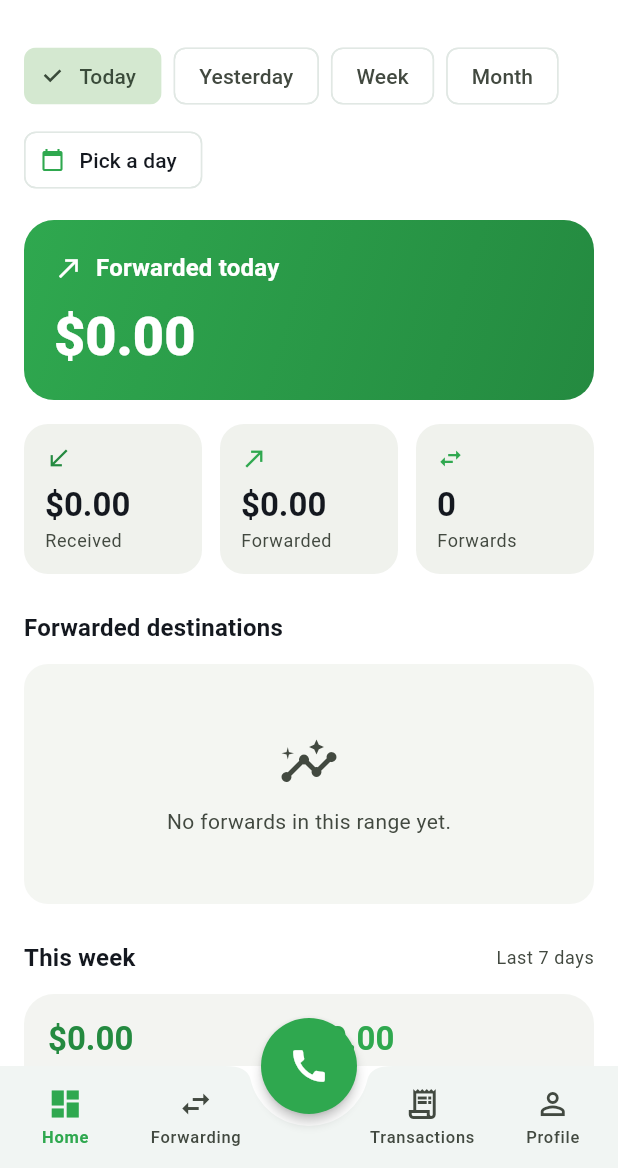
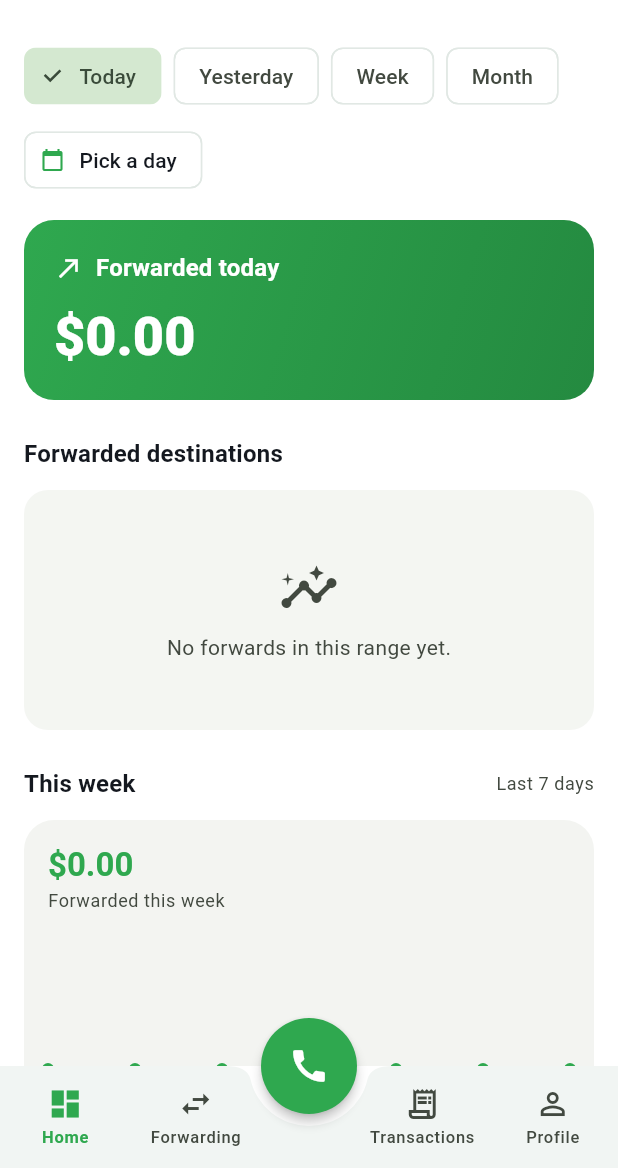
Before and after one commit to zamawade1-ctrl/ExawilMonoRepo, a Flutter app: the HomeShell screen opened directly, on a phone screen of 412 x 824 dp, the part 68-1236 px from its top. Run offline on Flutter 3.47's test engine with Material 3 defaults, Android fonts, the phone set to English and light mode, and no system bars; our stand-ins replace device_info_plus, dio, flutter_riverpod, flutter_secure_storage, go_router, open_filex and 4 more; missing offline and left inert: flutter_phone_direct_caller; accounts and stored records are empty; network calls fail; Roboto replaces fonts that are missing (TT Norms Pro).

Commit message:
dashboard: drop the received/forwarded/failed stat row + weekly received
Simplify the dashboard to lead with forwarding only:
- remove the three-tile stat row (Received / Forwarded / N failed);
  the big "Forwarded today" hero is now the only headline figure.
- in the "This week" card, drop the "Received this week" stat and keep
  only "Forwarded this week" (the line chart already plotted forwarded).

Bump to 1.0.6+7.

Co-Authored-By: Claude Opus 4.8 <noreply@anthropic.com>

```diff
--- a/moneyexchange_app/lib/features/dashboard/presentation/dashboard_screen.dart
+++ b/moneyexchange_app/lib/features/dashboard/presentation/dashboard_screen.dart
@@ -34,8 +34,6 @@ class DashboardScreen extends ConsumerWidget {
           const _RangeSelector(),
           const SizedBox(height: 16),
           _TodayForwardedHero(amount: data.todayForwarded),
-          const SizedBox(height: 16),
-          _StatRow(data: data),
           const SizedBox(height: 24),
           _SectionTitle(
             'Forwarded destinations',
@@ -182,97 +180,6 @@ class _TodayForwardedHero extends StatelessWidget {
   }
 }
 
-class _StatRow extends StatelessWidget {
-  const _StatRow({required this.data});
-
-  final DashboardData data;
-
-  @override
-  Widget build(BuildContext context) {
-    final theme = Theme.of(context);
-    return Row(
-      children: [
-        Expanded(
-          child: _StatTile(
-            label: 'Received',
-            value: _money.format(data.rangeReceived),
-            icon: Icons.south_west,
-            color: theme.colorScheme.tertiary,
-          ),
-        ),
-        const SizedBox(width: 12),
-        Expanded(
-          child: _StatTile(
-            label: 'Forwarded',
-            value: _money.format(data.rangeForwarded),
-            icon: Icons.north_east,
-            color: theme.colorScheme.primary,
-          ),
-        ),
-        const SizedBox(width: 12),
-        Expanded(
-          child: _StatTile(
-            label: data.failedCount > 0 ? '${data.failedCount} failed' : 'Forwards',
-            value: '${data.forwardedCount}',
-            icon: Icons.swap_horiz,
-            color: data.failedCount > 0 ? theme.colorScheme.error : theme.colorScheme.secondary,
-          ),
-        ),
-      ],
-    );
-  }
-}
-
-class _StatTile extends StatelessWidget {
-  const _StatTile({
-    required this.label,
-    required this.value,
-    required this.icon,
-    required this.color,
-  });
-
-  final String label;
-  final String value;
-  final IconData icon;
-  final Color color;
-
-  @override
-  Widget build(BuildContext context) {
-    final theme = Theme.of(context);
-    return Container(
-      padding: const EdgeInsets.all(14),
-      decoration: BoxDecoration(
-        color: theme.colorScheme.surfaceContainerHighest.withValues(alpha: 0.5),
-        borderRadius: BorderRadius.circular(16),
-      ),
-      child: Column(
-        crossAxisAlignment: CrossAxisAlignment.start,
-        children: [
-          Icon(icon, size: 18, color: color),
-          const SizedBox(height: 8),
-          FittedBox(
-            fit: BoxFit.scaleDown,
-            alignment: Alignment.centerLeft,
-            child: Text(
-              value,
-              style: theme.textTheme.titleLarge?.copyWith(fontWeight: FontWeight.w700),
-            ),
-          ),
-          const SizedBox(height: 2),
-          Text(
-            label,
-            maxLines: 1,
-            overflow: TextOverflow.ellipsis,
-            style: theme.textTheme.bodySmall?.copyWith(
-              color: theme.colorScheme.onSurfaceVariant,
-            ),
-          ),
-        ],
-      ),
-    );
-  }
-}
-
 class _SectionTitle extends StatelessWidget {
   const _SectionTitle(this.title, {this.subtitle});
 
--- a/moneyexchange_app/lib/features/dashboard/presentation/widgets/dashboard_charts.dart
+++ b/moneyexchange_app/lib/features/dashboard/presentation/widgets/dashboard_charts.dart
@@ -275,23 +275,10 @@ class WeeklySummaryCard extends StatelessWidget {
       child: Column(
         crossAxisAlignment: CrossAxisAlignment.start,
         children: [
-          Row(
-            children: [
-              Expanded(
-                child: _WeekStat(
-                  label: 'Received this week',
-                  value: _money.format(data.weeklyReceived),
-                  color: _receivedColor(context),
-                ),
-              ),
-              Expanded(
-                child: _WeekStat(
-                  label: 'Forwarded this week',
-                  value: _money.format(data.weeklyForwarded),
-                  color: _forwardedColor(context),
-                ),
-              ),
-            ],
+          _WeekStat(
+            label: 'Forwarded this week',
+            value: _money.format(data.weeklyForwarded),
+            color: _forwardedColor(context),
           ),
           const SizedBox(height: 16),
           SizedBox(
--- a/moneyexchange_app/pubspec.yaml
+++ b/moneyexchange_app/pubspec.yaml
@@ -16,7 +16,7 @@ publish_to: 'none' # Remove this line if you wish to publish to pub.dev
 # https://developer.apple.com/library/archive/documentation/General/Reference/InfoPlistKeyReference/Articles/CoreFoundationKeys.html
 # In Windows, build-name is used as the major, minor, and patch parts
 # of the product and file versions while build-number is used as the build suffix.
-version: 1.0.5+6
+version: 1.0.6+7
 
 environment:
   sdk: ^3.10.8
```
